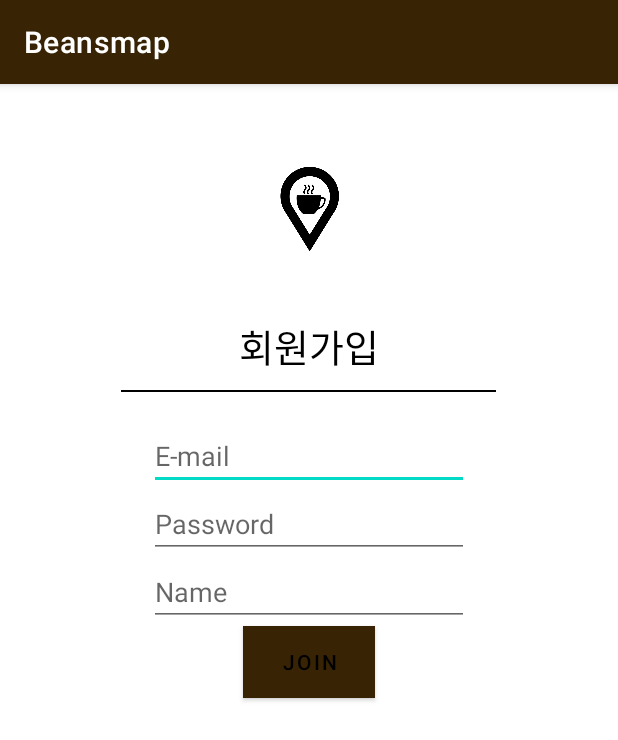
After one commit to saehyen/AndroidApp_project, an Android app: the SignUpActivity screen opened directly, with no data from a screen before it, on a phone screen of 412 x 824 dp. The commit adds this screen. Shown: the top 740 px of the screen. Run offline under Robolectric (Android 15) with nearby library versions, the phone set to English and light mode, and no system bars; our stand-ins replace Firebase (no records; nobody signed in at launch, a user with empty details on screens opened directly).

```diff
--- /dev/null
+++ b/app/src/main/java/com/example/whatcaffe/SignUpActivity.java
@@ -0,0 +1,66 @@
+package com.example.whatcaffe;
+
+import android.os.Bundle;
+
+import androidx.annotation.NonNull;
+import androidx.appcompat.app.AppCompatActivity;
+import android.view.View;
+import android.widget.Button;
+import android.widget.EditText;
+import android.widget.Toast;
+
+import com.google.android.gms.tasks.OnCompleteListener;
+import com.google.android.gms.tasks.Task;
+import com.google.firebase.auth.AuthResult;
+import com.google.firebase.auth.FirebaseAuth;
+
+public class SignUpActivity extends AppCompatActivity {
+    private FirebaseAuth firebaseAuth;
+    private EditText editTextEmail;
+    private EditText editTextPassword;
+    private EditText editTextName;
+    private Button buttonJoin;
+
+    @Override
+    protected void onCreate(Bundle savedInstanceState) {
+        super.onCreate(savedInstanceState);
+        setContentView(R.layout.activity_signup);
+
+        firebaseAuth = FirebaseAuth.getInstance();
+
+        editTextEmail = (EditText) findViewById(R.id.editText_email);
+        editTextPassword = (EditText) findViewById(R.id.editText_passWord);
+        editTextName = (EditText) findViewById(R.id.editText_name);
+
+        buttonJoin = (Button) findViewById(R.id.btn_join);
+        buttonJoin.setOnClickListener(new View.OnClickListener() {
+            @Override
+            public void onClick(View v) {
+                if (!editTextEmail.getText().toString().equals("") && !editTextPassword.getText().toString().equals("")) {
+                    // 이메일과 비밀번호가 공백이 아닌 경우
+                    createUser(editTextEmail.getText().toString(), editTextPassword.getText().toString(), editTextName.getText().toString());
+                } else {
+                    // 이메일과 비밀번호가 공백인 경우
+                    Toast.makeText(SignUpActivity.this, "계정과 비밀번호를 입력하세요.", Toast.LENGTH_LONG).show();
+                }
+            }
+        });
+    }
+
+    private void createUser(String email, String password, String name) {
+        firebaseAuth.createUserWithEmailAndPassword(email, password)
+                .addOnCompleteListener(this, new OnCompleteListener<AuthResult>() {
+                    @Override
+                    public void onComplete(@NonNull Task<AuthResult> task) {
+                        if (task.isSuccessful()) {
+                            // 회원가입 성공시
+                            Toast.makeText(SignUpActivity.this, "회원가입 성공", Toast.LENGTH_SHORT).show();
+                            finish();
+                        } else {
+                            // 계정이 중복된 경우
+                            Toast.makeText(SignUpActivity.this, "이미 존재하는 계정입니다.", Toast.LENGTH_SHORT).show();
+                        }
+                    }
+                });
+    }
+}
--- a/app/src/main/java/com/example/whatcaffe/ui/dashboard/RecyclerViewAdapter.java
+++ b/app/src/main/java/com/example/whatcaffe/ui/dashboard/RecyclerViewAdapter.java
@@ -15,8 +15,10 @@ import androidx.recyclerview.widget.RecyclerView;
 
 import com.bumptech.glide.Glide;
 import com.example.whatcaffe.ItemActivity;
+import com.example.whatcaffe.LogInActivity;
 import com.example.whatcaffe.MainActivity;
 import com.example.whatcaffe.R;
+import com.example.whatcaffe.SignUpActivity;
 import com.example.whatcaffe.databinding.ItemBinding;
 
 import java.util.ArrayList;
@@ -70,7 +72,7 @@ public class RecyclerViewAdapter extends RecyclerView.Adapter<RecyclerViewAdapte
             @Override
             public void onClick(View view) {
                 //클릭시 웹검색하게 하자.
-                Intent intent = new Intent(mContext ,ItemActivity.class);
+                Intent intent = new Intent(mContext , LogInActivity.class);
                 mContext.startActivity(intent);
 
             }
--- /dev/null
+++ b/app/src/main/res/layout/activity_signup.xml
@@ -0,0 +1,77 @@
+<?xml version="1.0" encoding="utf-8"?>
+<LinearLayout xmlns:android="http://schemas.android.com/apk/res/android"
+    xmlns:app="http://schemas.android.com/apk/res-auto"
+    xmlns:tools="http://schemas.android.com/tools"
+    android:layout_width="match_parent"
+    android:layout_height="match_parent"
+    android:background="@android:color/white"
+    android:orientation="vertical"
+    tools:context=".SignUpActivity">
+
+    <ImageView
+        android:id="@+id/imageView2"
+        android:layout_width="wrap_content"
+        android:layout_height="65dp"
+        android:layout_gravity="center"
+        android:layout_marginTop="50dp"
+        android:layout_marginBottom="40dp"
+        android:src="@drawable/mapicon" />
+
+    <TextView
+        android:id="@+id/textView_signUpTitle"
+        android:layout_width="wrap_content"
+        android:layout_height="wrap_content"
+        android:layout_gravity="center"
+        android:text="회원가입"
+        android:textColor="@android:color/black"
+        android:textSize="25sp" />
+
+    <View
+        android:id="@+id/view_line"
+        android:layout_width="250dp"
+        android:layout_height="1.2dp"
+        android:layout_gravity="center"
+        android:layout_marginBottom="20dp"
+        android:layout_marginTop="10dp"
+        android:background="@android:color/black" />
+
+    <EditText
+        android:id="@+id/editText_email"
+        android:layout_width="wrap_content"
+        android:layout_height="wrap_content"
+        android:layout_gravity="center"
+        android:ems="10"
+        android:hint="E-mail"
+        android:inputType="textEmailAddress"
+        android:textColor="@android:color/black" />
+
+    <EditText
+        android:id="@+id/editText_passWord"
+        android:layout_width="wrap_content"
+        android:layout_height="wrap_content"
+        android:layout_gravity="center"
+        android:ems="10"
+        android:hint="Password"
+        android:inputType="textPassword"
+        android:textColor="@android:color/black" />
+
+    <EditText
+        android:id="@+id/editText_name"
+        android:layout_width="wrap_content"
+        android:layout_height="wrap_content"
+        android:layout_gravity="center"
+        android:ems="10"
+        android:hint="Name"
+        android:inputType="textPersonName"
+        android:textColor="@android:color/black" />
+
+    <Button
+        android:id="@+id/btn_join"
+        android:layout_width="wrap_content"
+        android:layout_height="wrap_content"
+        android:layout_gravity="center"
+        android:background="@android:color/white"
+        android:text="Join"
+        android:textColor="@android:color/black" />
+
+</LinearLayout>
--- a/app/src/main/res/values-land/dimens.xml
+++ b/app/src/main/res/values-land/dimens.xml
@@ -1,3 +1,4 @@
 <resources>
-        <dimen name="fab_margin">48dp</dimen>
-    </resources>
+    <dimen name="fab_margin">48dp</dimen>
+    <dimen name="activity_horizontal_margin">48dp</dimen>
+</resources>
--- a/app/src/main/res/values-w1240dp/dimens.xml
+++ b/app/src/main/res/values-w1240dp/dimens.xml
@@ -1,3 +1,4 @@
 <resources>
-        <dimen name="fab_margin">200dp</dimen>
-    </resources>
+    <dimen name="fab_margin">200dp</dimen>
+    <dimen name="activity_horizontal_margin">200dp</dimen>
+</resources>
--- a/app/src/main/res/values-w600dp/dimens.xml
+++ b/app/src/main/res/values-w600dp/dimens.xml
@@ -1,3 +1,4 @@
 <resources>
-        <dimen name="fab_margin">48dp</dimen>
-    </resources>
+    <dimen name="fab_margin">48dp</dimen>
+    <dimen name="activity_horizontal_margin">48dp</dimen>
+</resources>
--- a/app/src/main/res/values/themes.xml
+++ b/app/src/main/res/values/themes.xml
@@ -13,10 +13,13 @@
         <item name="android:statusBarColor" tools:targetApi="l">?attr/colorPrimaryVariant</item>
         <!-- Customize your theme here. -->
     </style>
+
     <style name="Theme.WhatCaffe.NoActionBar">
         <item name="windowActionBar">false</item>
         <item name="windowNoTitle">true</item>
     </style>
+
     <style name="Theme.WhatCaffe.AppBarOverlay" parent="ThemeOverlay.AppCompat.Dark.ActionBar" />
+
     <style name="Theme.WhatCaffe.PopupOverlay" parent="ThemeOverlay.AppCompat.Light" />
 </resources>
--- a/build.gradle
+++ b/build.gradle
@@ -7,6 +7,7 @@ buildscript {
     }
     dependencies {
         classpath "com.android.tools.build:gradle:7.0.2"
+        classpath 'com.google.gms:google-services:4.3.10'
 
 
         // NOTE: Do not place your application dependencies here; they belong
```
Also changed, not shown: app/build.gradle (+7 -5 lines), app/src/main/AndroidManifest.xml (+11 -2 lines), app/src/main/java/com/example/whatcaffe/LogInActivity.java (added, +104 -0 lines), app/src/main/java/com/example/whatcaffe/ui/ItemActivity.java (deleted, +0 -8 lines), app/src/main/java/com/example/whatcaffe/ui/data/model/LoggedInUser.java (added, +23 -0 lines), app/src/main/res/layout/activity_login.xml (added, +59 -0 lines), app/src/main/res/navigation/nav_graph2.xml (added, +28 -0 lines), app/src/main/res/values/strings.xml (+9 -0 lines), 1 other file.
